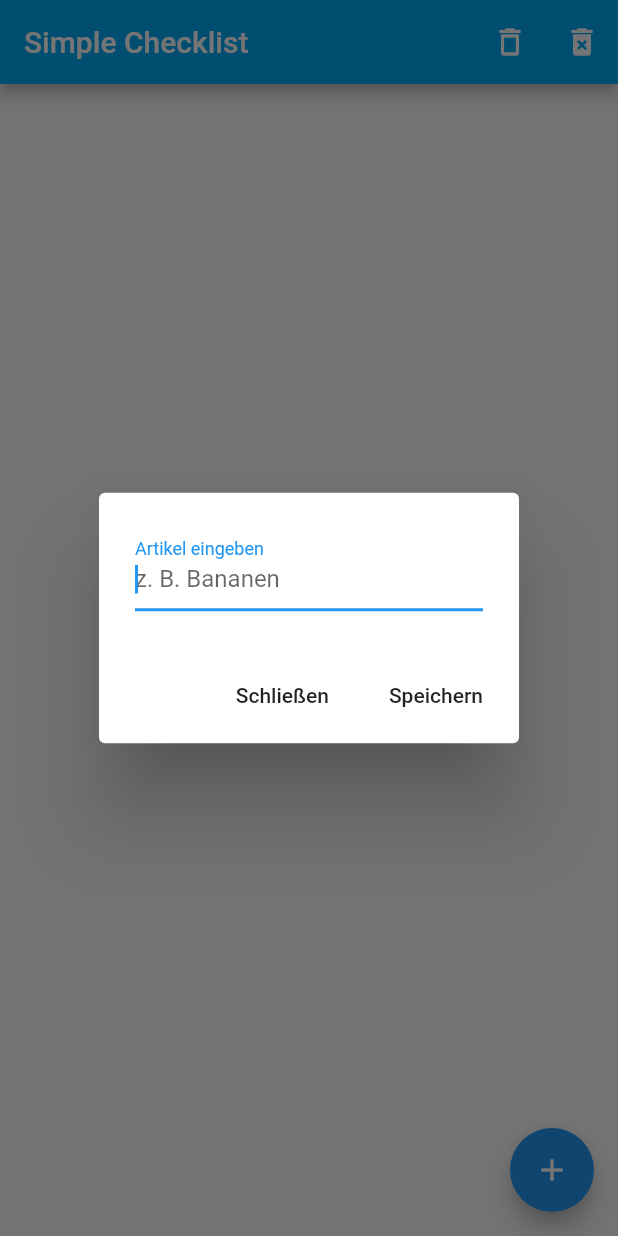
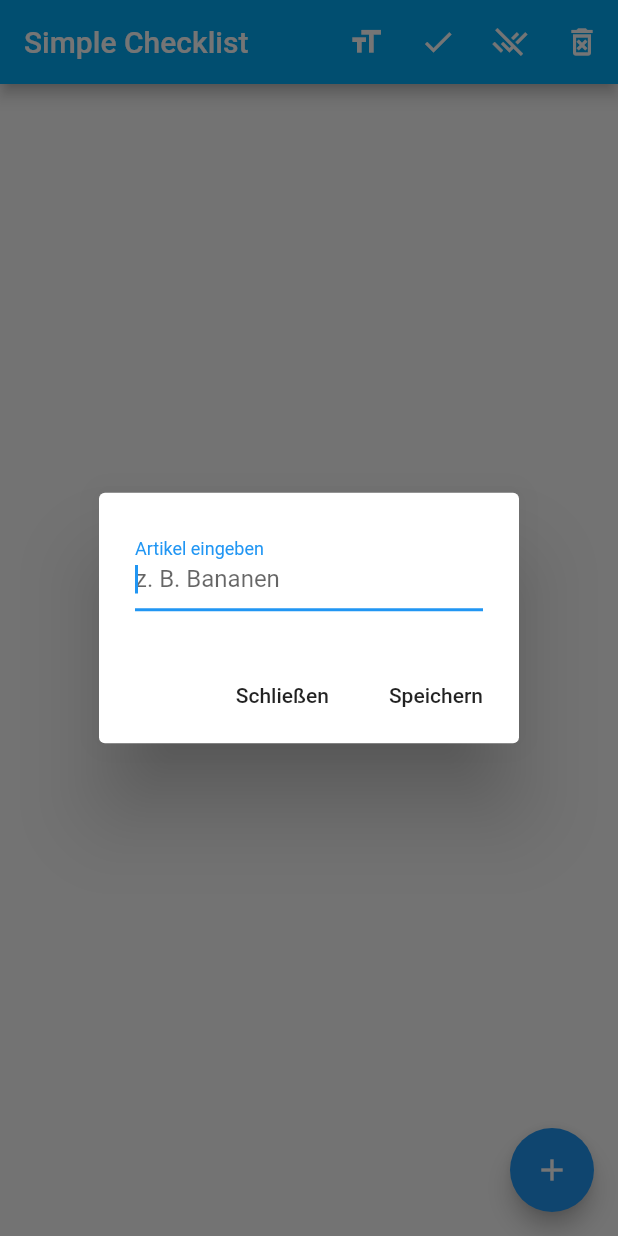
Before and after one commit to markusgl/shopping-list-flutter, a Flutter app: the screen it shows after launch, after a tap on the "add" icon, on a phone screen of 412 x 824 dp. Run offline on Flutter 3.47's test engine with Material 2 defaults, Android fonts, the phone set to English and light mode, and no system bars; our stand-ins replace fluttertoast, shared_preferences; statements that could not run were skipped.

Commit message:
add function for changing font size and change icons

```diff
--- a/lib/shoppinglist.dart
+++ b/lib/shoppinglist.dart
@@ -17,6 +17,7 @@ class ShoppingList extends StatefulWidget {
 class _ShoppingListState extends State<ShoppingList> {
   List<ListItem> _itemList = [];
   TextEditingController inputController = new TextEditingController();
+  double _fontSize = 22;
 
   @override
   void initState() {
@@ -57,6 +58,13 @@ class _ShoppingListState extends State<ShoppingList> {
     _saveData();
   }
 
+  void _completeAllItems() {
+    setState(() {
+      _itemList.map((item) => item.isChecked=!item.isChecked).toList();
+    });
+    _saveData();
+  }
+
   @override
   Widget build(BuildContext context) {
     return Scaffold(
@@ -65,15 +73,27 @@ class _ShoppingListState extends State<ShoppingList> {
         backgroundColor: Colors.lightBlue,
         actions: <Widget>[
           IconButton(
+            key: Key("font_size"),
+            icon: Icon(Icons.format_size),
+            onPressed: () => setState(() {
+              _fontSize==22 ? _fontSize=18 : _fontSize=22;
+            }),
+          ),
+          IconButton(
+            key: Key("set_complete"),
+            icon: Icon(Icons.check),
+            onPressed: () => _completeAllItems(),
+          ),
+          IconButton(
               key: Key("delete_completed"),
-              icon: Icon(Icons.delete_outline),
+              icon: Icon(Icons.remove_done),
               onPressed: () => _itemList.where((item) => item.isChecked).length > 0
                   ? _showDialogForDeletingCompletedItems(context)
                   : Fluttertoast.showToast(msg: "Keine erledigten Artikel vorhanden"),
           ),
           IconButton(
               key: Key("delete_all"),
-              icon: Icon(Icons.delete_forever),
+              icon: Icon(Icons.delete_forever_outlined),
               onPressed: () => _itemList.length > 0
                   ? _showAlertDialogForDeletingAllItems(context)
                   : Fluttertoast.showToast(msg: "Keine Artikel vorhanden"),
@@ -175,7 +195,7 @@ class _ShoppingListState extends State<ShoppingList> {
         builder: (BuildContext buildContext) {
           return AlertDialog(
             key: Key("delete_all_dialog"),
-            title: new Text("Alle Artikel löschen?"),
+            title: new Text("Liste leeren?"),
             actions: <Widget>[
               new FlatButton(
                   key: Key("confirm"),
@@ -210,7 +230,7 @@ class _ShoppingListState extends State<ShoppingList> {
             text,
             style: TextStyle(
                 color: _itemList[itemIndex].isChecked ? Colors.black12 : Colors.black,
-                fontSize: 22,
+                fontSize: _fontSize,
                 decoration: _itemList[itemIndex].isChecked ? TextDecoration.lineThrough : TextDecoration.none)),
         tileColor: Colors.black12,
         onTap: () => setState(() {
```
Also changed, not shown: 2 other files.
